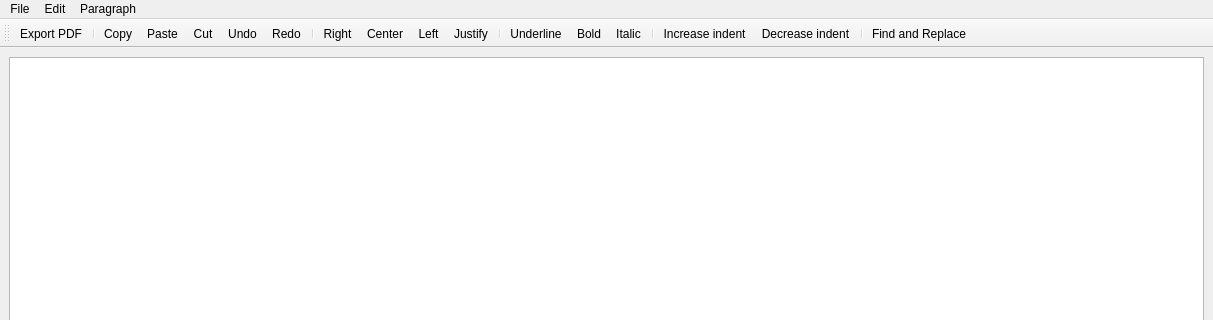
Qt form src/client/view/TextEditor.ui (pinoOgni/VirgiliumEditor) before a commit; both pictures show x 0 to 1213 and y 0 to 320 of the 1213 by 659 pixel window.
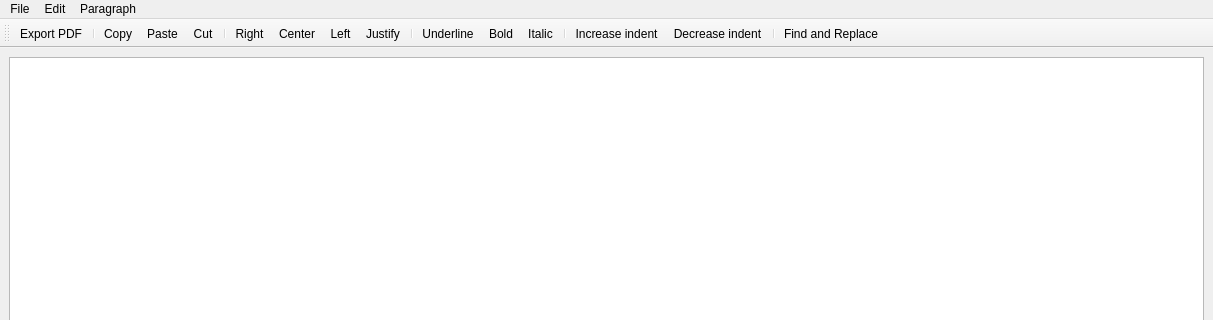
The same form after that commit. Icons and pictures are not drawn.

Diff of the .ui file:
```diff
--- a/src/client/view/TextEditor.ui
+++ b/src/client/view/TextEditor.ui
@@ -108,8 +108,6 @@
    <addaction name="actionCopy"/>
    <addaction name="actionPaste"/>
    <addaction name="actionCut"/>
-   <addaction name="actionUndo"/>
-   <addaction name="actionRedo"/>
       <addaction name="separator"/>
       <addaction name="actionRight_alignment"/>
       <addaction name="actionCenter_alignment"/>
@@ -155,26 +153,6 @@
     <string>Paste</string>
    </property>
   </action>
-  <action name="actionUndo">
-   <property name="icon">
-    <iconset>
-     <normalon>:/Icons/undo.png</normalon>
-    </iconset>
-   </property>
-   <property name="text">
-    <string>Undo</string>
-   </property>
-  </action>
-  <action name="actionRedo">
-   <property name="icon">
-    <iconset>
-     <normalon>:/Icons/redo.png</normalon>
-    </iconset>
-   </property>
-   <property name="text">
-    <string>Redo</string>
-   </property>
-  </action>
   <action name="actionExit">
    <property name="icon">
     <iconset>
```
Left out of the diff: 3 changed lines with no effect on the pictures.
